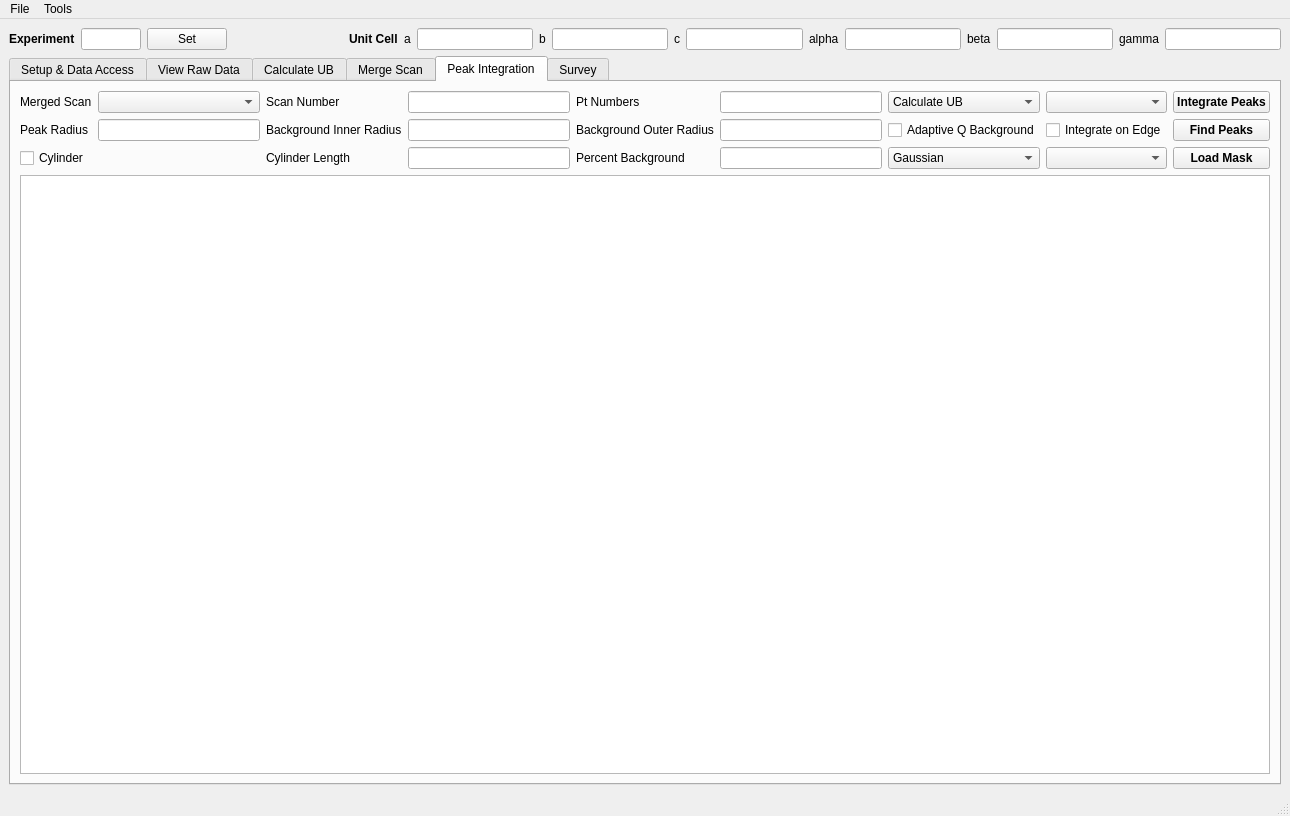
Old version of the form scripts/HFIR_4Circle_Reduction/MainWindow.ui in the repository mantidproject/mantid.
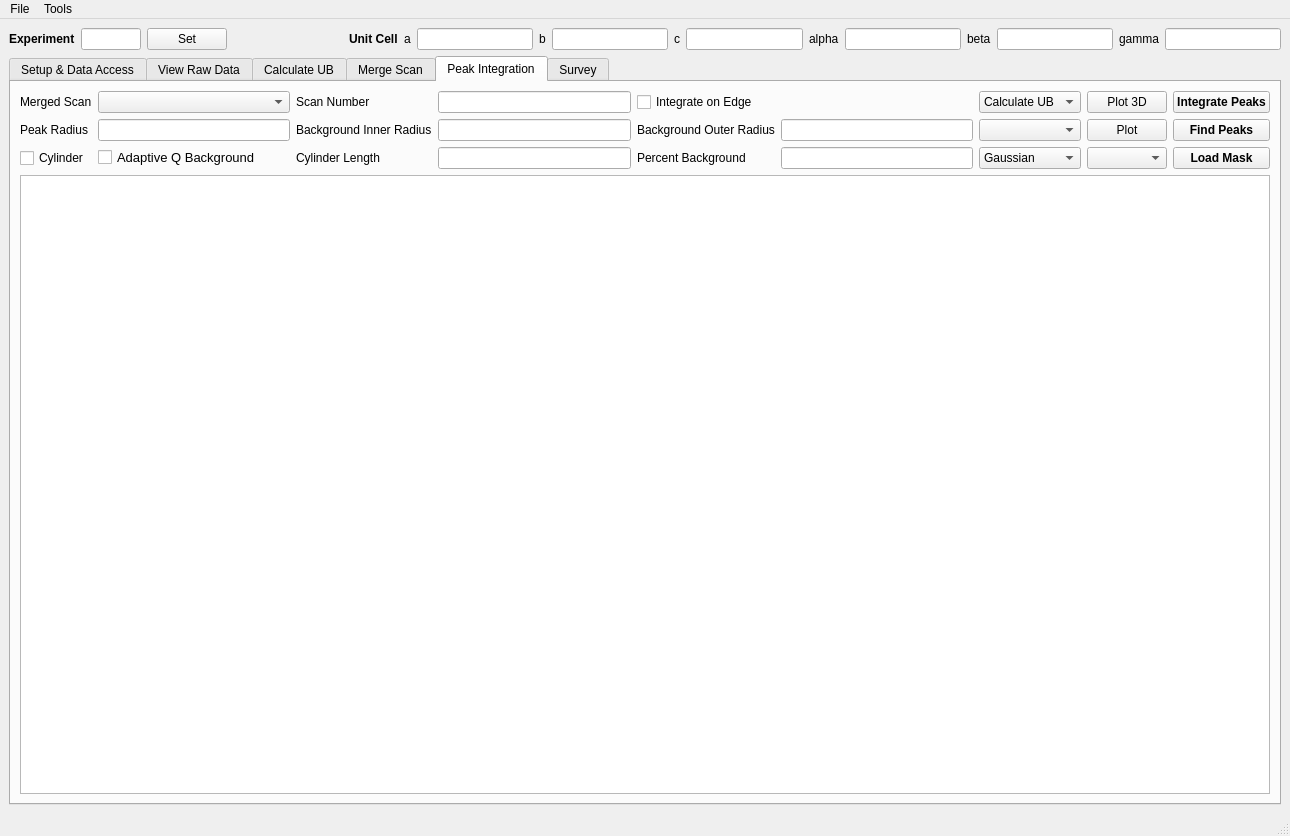
New version of the form. The open tabs and pages were chosen to show the change. Custom widgets are drawn as their Qt base class.

Commit message: Refs #14366 and #14031. Fixed some pylint warning.

Patch:
```diff
--- a/scripts/HFIR_4Circle_Reduction/MainWindow.ui
+++ b/scripts/HFIR_4Circle_Reduction/MainWindow.ui
@@ -7,7 +7,7 @@
     <x>0</x>
     <y>0</y>
     <width>1290</width>
-    <height>816</height>
+    <height>836</height>
    </rect>
   </property>
   <property name="windowTitle">
@@ -2250,13 +2250,6 @@
            <layout class="QVBoxLayout" name="verticalLayout_11">
             <item>
              <layout class="QGridLayout" name="gridLayout_13">
-              <item row="1" column="6">
-               <widget class="QCheckBox" name="checkBox_adaptQBkgd">
-                <property name="text">
-                 <string>Adaptive Q Background</string>
-                </property>
-               </widget>
-              </item>
               <item row="2" column="0">
                <widget class="QCheckBox" name="checkBox_cylinder">
                 <property name="text">
@@ -2345,20 +2338,6 @@
                 </item>
                </widget>
               </item>
-              <item row="0" column="4">
-               <widget class="QLabel" name="label_33">
-                <property name="text">
-                 <string>Pt Numbers</string>
-                </property>
-               </widget>
-              </item>
-              <item row="0" column="5">
-               <widget class="QLineEdit" name="lineEdit_ptNumListIntPeak">
-                <property name="readOnly">
-                 <bool>false</bool>
-                </property>
-               </widget>
-              </item>
               <item row="0" column="3">
                <widget class="QLineEdit" name="lineEdit_scanIntegratePeak">
                 <property name="sizePolicy">
@@ -2395,13 +2374,6 @@
                 </item>
                </widget>
               </item>
-              <item row="1" column="7">
-               <widget class="QCheckBox" name="checkBox_integrateOnEdge">
-                <property name="text">
-                 <string>Integrate on Edge</string>
-                </property>
-               </widget>
-              </item>
               <item row="2" column="7">
                <widget class="QComboBox" name="comboBox_cylinderIntOption"/>
               </item>
@@ -2444,9 +2416,42 @@
                 </property>
                </widget>
               </item>
-              <item row="0" column="7">
+              <item row="2" column="1">
+               <widget class="QCheckBox" name="checkBox_adaptQBkgd">
+                <property name="font">
+                 <font>
+                  <pointsize>10</pointsize>
+                 </font>
+                </property>
+                <property name="text">
+                 <string>Adaptive Q Background</string>
+                </property>
+               </widget>
+              </item>
+              <item row="1" column="6">
                <widget class="QComboBox" name="comboBox_maskWSList"/>
               </item>
+              <item row="0" column="7">
+               <widget class="QPushButton" name="pushButton_plot3DMerged">
+                <property name="text">
+                 <string>Plot 3D</string>
+                </property>
+               </widget>
+              </item>
+              <item row="1" column="7">
+               <widget class="QPushButton" name="pushButton_plotScanPt">
+                <property name="text">
+                 <string>Plot</string>
+                </property>
+               </widget>
+              </item>
+              <item row="0" column="4">
+               <widget class="QCheckBox" name="checkBox_integrateOnEdge">
+                <property name="text">
+                 <string>Integrate on Edge</string>
+                </property>
+               </widget>
+              </item>
              </layout>
             </item>
             <item>
```
Left out of the diff: 20 changed lines with no effect on the pictures. The commit also changes 1 other file.
